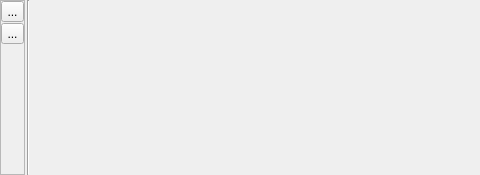
jakimowb/eo-time-series-viewer, file timeseriesviewer/ui/mapviewdock.ui: the form before one commit.
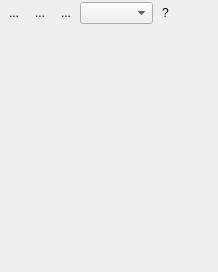
The form after the commit. Icons and pictures are not drawn.

```diff
--- a/timeseriesviewer/ui/mapviewdock.ui
+++ b/timeseriesviewer/ui/mapviewdock.ui
@@ -6,14 +6,14 @@
    <rect>
     <x>0</x>
     <y>0</y>
-    <width>480</width>
-    <height>175</height>
+    <width>218</width>
+    <height>272</height>
    </rect>
   </property>
   <property name="minimumSize">
    <size>
-    <width>100</width>
-    <height>175</height>
+    <width>124</width>
+    <height>218</height>
    </size>
   </property>
   <property name="windowTitle">
@@ -22,81 +22,15 @@
   <widget class="QWidget" name="dockWidgetContents">
    <layout class="QVBoxLayout" name="verticalLayout">
     <property name="spacing">
-     <number>0</number>
-    </property>
-    <property name="margin">
-     <number>0</number>
-    </property>
-    <item>
-     <widget class="QScrollArea" name="scrollAreaMapViews">
-      <property name="sizePolicy">
-       <sizepolicy hsizetype="Preferred" vsizetype="Preferred">
-        <horstretch>0</horstretch>
-        <verstretch>0</verstretch>
-       </sizepolicy>
-      </property>
-      <property name="minimumSize">
-       <size>
-        <width>100</width>
-        <height>100</height>
-       </size>
-      </property>
-      <property name="autoFillBackground">
-       <bool>true</bool>
-      </property>
-      <property name="frameShape">
-       <enum>QFrame::NoFrame</enum>
-      </property>
-      <property name="lineWidth">
-       <number>1</number>
-      </property>
-      <property name="verticalScrollBarPolicy">
-       <enum>Qt::ScrollBarAlwaysOff</enum>
-      </property>
-      <property name="horizontalScrollBarPolicy">
-       <enum>Qt::ScrollBarAsNeeded</enum>
-      </property>
-      <property name="widgetResizable">
-       <bool>true</bool>
-      </property>
-      <property name="alignment">
-       <set>Qt::AlignLeading|Qt::AlignLeft|Qt::AlignTop</set>
-      </property>
-      <widget class="QWidget" name="scrollAreaMapsViewDockContent">
-       <property name="geometry">
-        <rect>
-         <x>0</x>
-         <y>0</y>
-         <width>480</width>
-         <height>153</height>
-        </rect>
-       </property>
-       <property name="sizePolicy">
-        <sizepolicy hsizetype="Minimum" vsizetype="Preferred">
-         <horstretch>0</horstretch>
-         <verstretch>0</verstretch>
-        </sizepolicy>
-       </property>
-       <property name="minimumSize">
-        <size>
-         <width>100</width>
-         <height>100</height>
-        </size>
-       </property>
-       <property name="styleSheet">
-        <string notr="true"/>
-       </property>
-       <layout class="QHBoxLayout" name="horizontalLayout_8">
-        <property name="spacing">
          <number>2</number>
         </property>
         <property name="margin">
-         <number>0</number>
+     <number>2</number>
         </property>
         <item>
          <widget class="QFrame" name="BVButtonList">
           <property name="sizePolicy">
-           <sizepolicy hsizetype="Fixed" vsizetype="MinimumExpanding">
+       <sizepolicy hsizetype="Preferred" vsizetype="Preferred">
             <horstretch>0</horstretch>
             <verstretch>0</verstretch>
            </sizepolicy>
@@ -109,38 +43,27 @@
           </property>
           <property name="maximumSize">
            <size>
-            <width>25</width>
+        <width>16777215</width>
             <height>16777215</height>
            </size>
           </property>
           <property name="frameShape">
-           <enum>QFrame::StyledPanel</enum>
+       <enum>QFrame::NoFrame</enum>
           </property>
           <property name="frameShadow">
            <enum>QFrame::Raised</enum>
           </property>
-          <layout class="QVBoxLayout" name="verticalLayout_2">
+      <layout class="QHBoxLayout" name="horizontalLayout">
            <property name="spacing">
-            <number>1</number>
+        <number>2</number>
            </property>
            <property name="margin">
             <number>0</number>
            </property>
-           <item>
-            <widget class="QToolButton" name="btnApplyStyles">
-             <property name="text">
-              <string>...</string>
-             </property>
-             <property name="icon">
-              <iconset resource="resources.qrc">
-               <normaloff>:/timeseriesviewer/icons/mActionRefresh.svg</normaloff>:/timeseriesviewer/icons/mActionRefresh.svg</iconset>
-             </property>
-            </widget>
-           </item>
            <item>
             <widget class="QToolButton" name="btnAddMapView">
              <property name="sizePolicy">
-              <sizepolicy hsizetype="Preferred" vsizetype="Preferred">
+          <sizepolicy hsizetype="Fixed" vsizetype="Fixed">
                <horstretch>0</horstretch>
                <verstretch>0</verstretch>
               </sizepolicy>
@@ -152,47 +75,92 @@
               <iconset resource="resources.qrc">
                <normaloff>:/timeseriesviewer/icons/mActionAddMapView.svg</normaloff>:/timeseriesviewer/icons/mActionAddMapView.svg</iconset>
              </property>
+         <property name="autoRaise">
+          <bool>true</bool>
+         </property>
             </widget>
            </item>
            <item>
-            <spacer name="verticalSpacer_5">
-             <property name="orientation">
-              <enum>Qt::Vertical</enum>
-             </property>
-             <property name="sizeHint" stdset="0">
-              <size>
-               <width>20</width>
-               <height>0</height>
-              </size>
-             </property>
-            </spacer>
-           </item>
-          </layout>
+        <widget class="QToolButton" name="btnRemoveMapView">
+         <property name="sizePolicy">
+          <sizepolicy hsizetype="Preferred" vsizetype="Preferred">
+           <horstretch>0</horstretch>
+           <verstretch>0</verstretch>
+          </sizepolicy>
+         </property>
+         <property name="autoFillBackground">
+          <bool>false</bool>
+         </property>
+         <property name="text">
+          <string>...</string>
+         </property>
+         <property name="icon">
+          <iconset resource="resources.qrc">
+           <normaloff>:/timeseriesviewer/icons/mActionRemoveMapView.svg</normaloff>:/timeseriesviewer/icons/mActionRemoveMapView.svg</iconset>
+         </property>
+         <property name="autoRaise">
+          <bool>true</bool>
+         </property>
+        </widget>
+       </item>
+       <item>
+        <widget class="QToolButton" name="btnRefresh">
+         <property name="toolTip">
+          <string>Refresh map view rendering</string>
+         </property>
+         <property name="text">
+          <string>...</string>
+         </property>
+         <property name="icon">
+          <iconset resource="resources.qrc">
+           <normaloff>:/timeseriesviewer/icons/mActionRefresh.png</normaloff>:/timeseriesviewer/icons/mActionRefresh.png</iconset>
+         </property>
+         <property name="autoRaise">
+          <bool>true</bool>
+         </property>
          </widget>
         </item>
         <item>
-         <widget class="Line" name="line">
-          <property name="orientation">
-           <enum>Qt::Vertical</enum>
-          </property>
+        <widget class="QComboBox" name="cbMapView">
+         <property name="sizePolicy">
+          <sizepolicy hsizetype="Preferred" vsizetype="Preferred">
+           <horstretch>1</horstretch>
+           <verstretch>0</verstretch>
+          </sizepolicy>
+         </property>
+         <property name="toolTip">
+          <string>Select the rendersettings for a specific map view</string>
+         </property>
          </widget>
         </item>
         <item>
-         <spacer name="horizontalSpacer_3">
+        <widget class="QToolButton" name="btnHighlightMapView">
+         <property name="text">
+          <string>?</string>
+         </property>
+         <property name="autoRaise">
+          <bool>true</bool>
+         </property>
+        </widget>
+       </item>
+       <item>
+        <spacer name="horizontalSpacer">
           <property name="orientation">
            <enum>Qt::Horizontal</enum>
           </property>
           <property name="sizeHint" stdset="0">
            <size>
-            <width>0</width>
-            <height>0</height>
+           <width>40</width>
+           <height>20</height>
            </size>
           </property>
          </spacer>
         </item>
        </layout>
       </widget>
-     </widget>
+    </item>
+    <item>
+     <widget class="QStackedWidget" name="stackedWidget"/>
     </item>
    </layout>
   </widget>
```
Left out of the diff: 36 changed lines with no effect on the pictures. Lines whose indentation alone changed are shown as unchanged.
